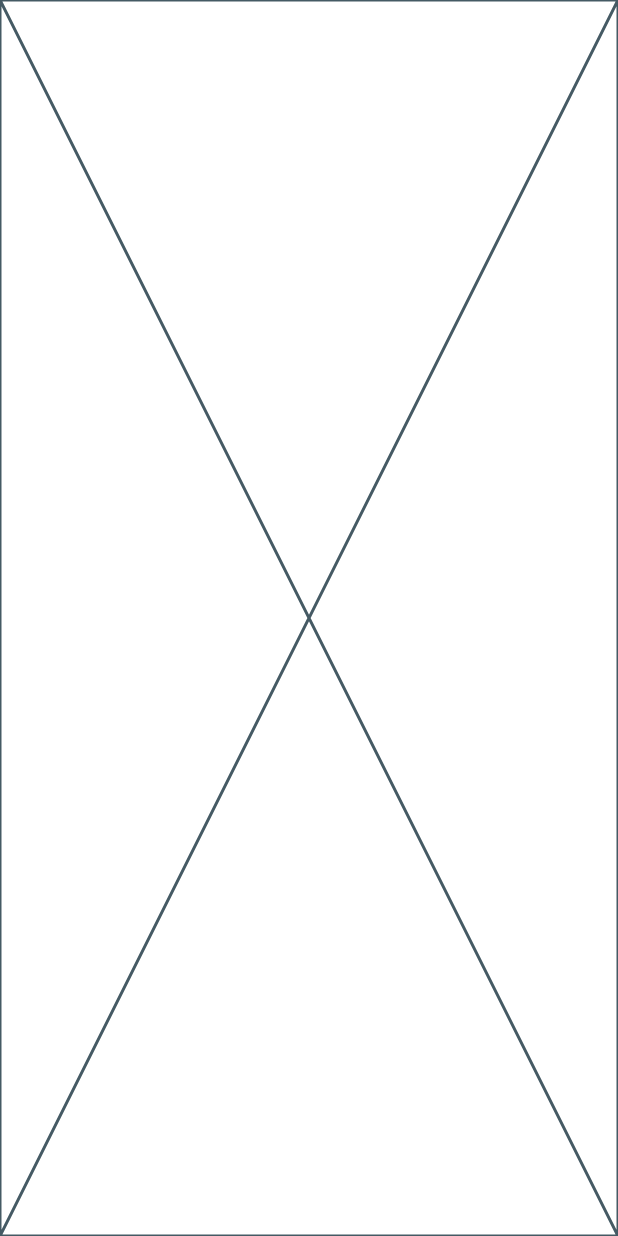
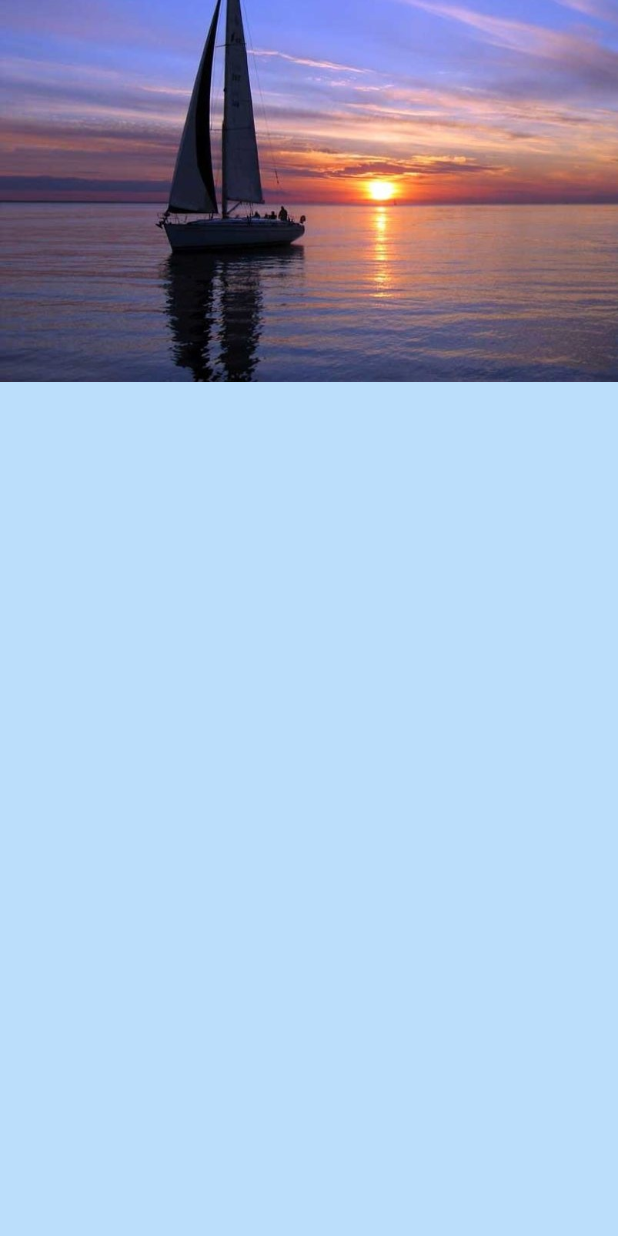
Before and after one commit to KilianGonzalez/ProyectoAppBarcos, a Flutter app: the screen it shows after launch, on a phone screen of 412 x 824 dp. Run offline on Flutter 3.47's test engine with Material 3 defaults, Android fonts, the phone set to English and light mode, and no system bars.

Commit message:
Diseño base paginas

```diff
--- a/lib/pages/paginaprincipal.dart
+++ b/lib/pages/paginaprincipal.dart
@@ -1,15 +1,28 @@
 import 'package:flutter/material.dart';
+import 'package:proyectoappbarcos/components/appbar.dart';
 
-class Paginaprincipal extends StatefulWidget {
+class Paginaprincipal extends StatelessWidget {
   const Paginaprincipal({super.key});
 
   @override
-  State<Paginaprincipal> createState() => _PaginaprincipalState();
-}
+  Widget build(BuildContext context) {
+    return Scaffold(
 
-class _PaginaprincipalState extends State<Paginaprincipal> {
-  @override
-  Widget build(BuildContext context) {
-    return const Placeholder();
+      backgroundColor: Colors.blue[100],
+      body: ListView(
+        children: [
+          //Appbar
+
+          //Container con imagen
+          Container(
+            width: double.infinity,
+            child: Image.asset(
+              "lib/assets/fondopagprin.jpg",
+              fit: BoxFit.cover,
+            ),
+          ),
+        ],
+      ),
+    );
   }
 }
--- a/pubspec.yaml
+++ b/pubspec.yaml
@@ -17,3 +17,5 @@ dev_dependencies:
 
 flutter:
   uses-material-design: true
+  assets:
+    - lib/assets/
```
Also changed, not shown: lib/pages/paginareservas.dart (added, +17 -0 lines), lib/assets/fondopagprin.jpg (added).
